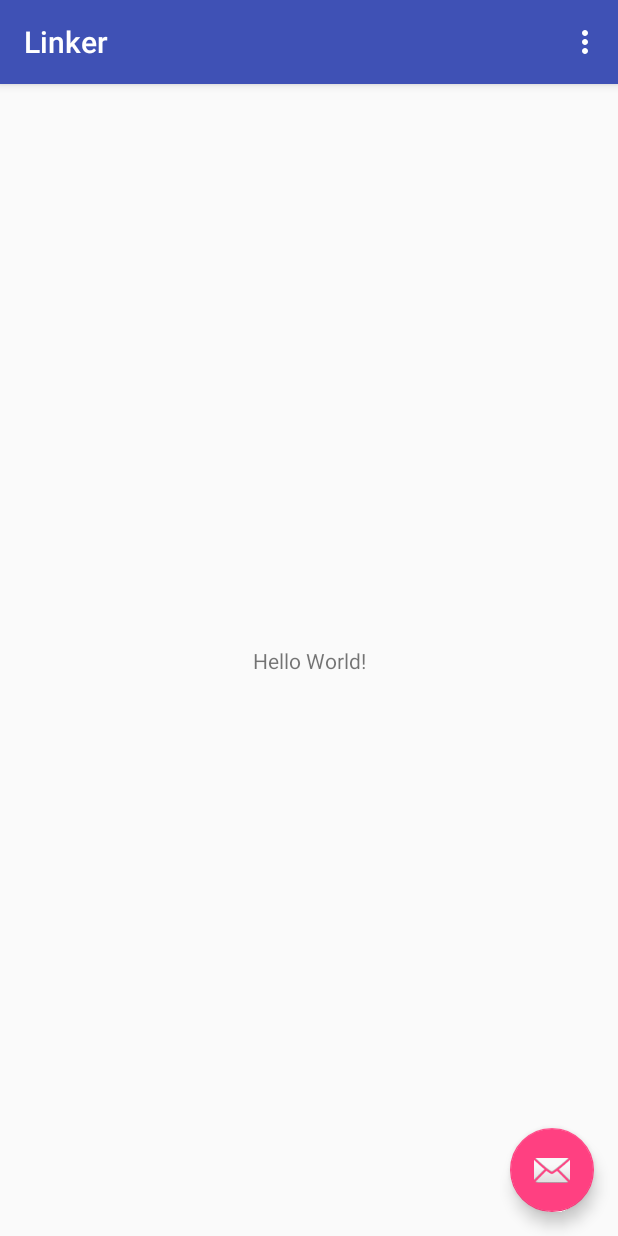
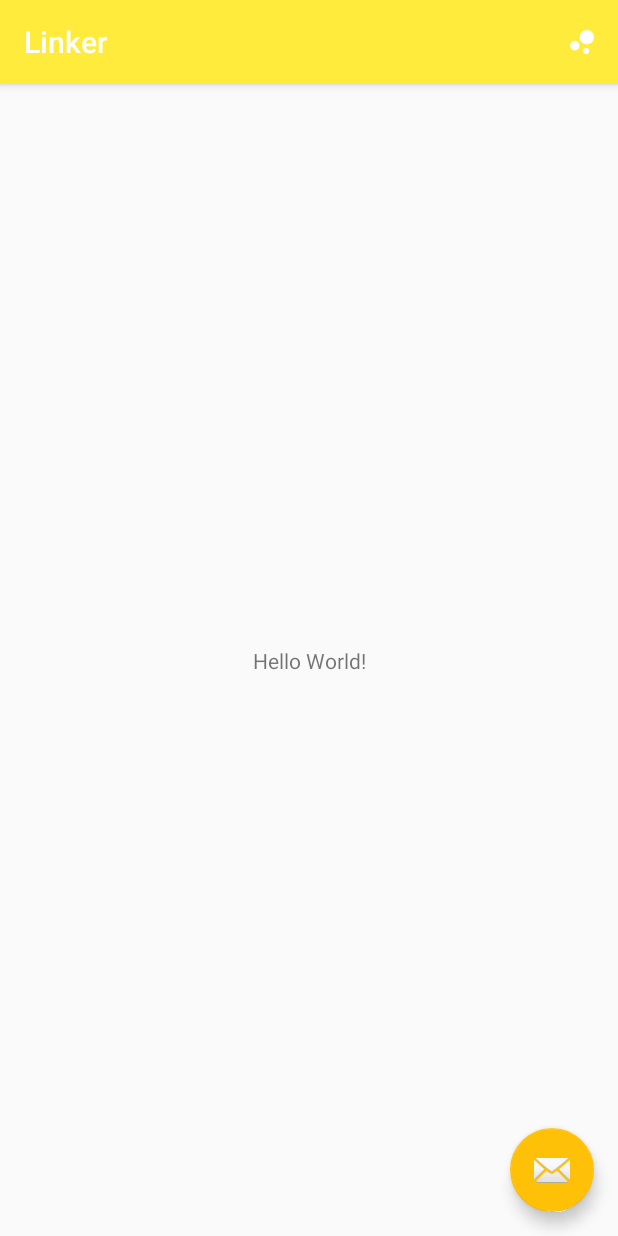
Before and after one commit to smutkiewicz/linker, an Android app: the screen it shows after launch (MainActivity), on a phone screen of 412 x 824 dp. Run offline under Robolectric (Android 15) with nearby library versions, the phone set to English and light mode, and no system bars.

Commit message:
1-Hover bubbles working, cleaned code

```diff
--- a/app/src/main/java/studios/aestheticapps/linker/MainActivity.kt
+++ b/app/src/main/java/studios/aestheticapps/linker/MainActivity.kt
@@ -1,11 +1,16 @@
 package studios.aestheticapps.linker
 
 import android.os.Bundle
-import android.support.design.widget.Snackbar
+import android.support.v4.content.ContextCompat
 import android.support.v7.app.AppCompatActivity
 import android.view.Menu
 import android.view.MenuItem
 import kotlinx.android.synthetic.main.activity_main.*
+import studios.aestheticapps.linker.extensions.checkForDrawOverlaysPermissions
+import studios.aestheticapps.linker.extensions.createDrawOverlayPermissionsIntent
+import studios.aestheticapps.linker.floatingmenu.BubbleMenuService
+import studios.aestheticapps.linker.floatingmenu.theme.BubbleTheme
+import studios.aestheticapps.linker.floatingmenu.theme.BubbleThemeManager
 
 class MainActivity : AppCompatActivity()
 {
@@ -15,28 +20,63 @@ class MainActivity : AppCompatActivity()
         setContentView(R.layout.activity_main)
         setSupportActionBar(toolbar)
 
-        fab.setOnClickListener { view ->
-            Snackbar.make(view, "Replace with your own action", Snackbar.LENGTH_LONG)
-                .setAction("Action", null).show()
-        }
+        createFab()
     }
 
     override fun onCreateOptionsMenu(menu: Menu): Boolean
     {
-        // Inflate the menu; this adds items to the action bar if it is present.
         menuInflater.inflate(R.menu.menu_main, menu)
         return true
     }
 
     override fun onOptionsItemSelected(item: MenuItem): Boolean
     {
-        // Handle action bar item clicks here. The action bar will
-        // automatically handle clicks on the Home/Up button, so long
-        // as you specify a parent activity in AndroidManifest.xml.
         return when (item.itemId)
         {
-            R.id.action_settings -> true
+            R.id.action_bubbles ->
+            {
+                openBubbles()
+                true
+            }
+
             else -> super.onOptionsItemSelected(item)
         }
     }
+
+    private fun createFab()
+    {
+        fab.setOnClickListener { _ ->
+            //TODO
+        }
+    }
+
+    private fun openBubbles()
+    {
+        if(checkForDrawOverlaysPermissions())
+        {
+            initThemeManager()
+            BubbleMenuService.showFloatingMenu(this@MainActivity)
+            finish()
+        }
+        else
+        {
+            createDrawOverlayPermissionsIntent()
+        }
+    }
+
+    private fun initThemeManager()
+    {
+        val defaultTheme = BubbleTheme(
+            ContextCompat.getColor(this, R.color.colorAccent),
+            ContextCompat.getColor(this, R.color.colorPrimary)
+        )
+
+        BubbleThemeManager.init(defaultTheme)
+    }
+
+    companion object
+    {
+        private const val TAG = "MainActivity"
+        const val MY_PERMISSIONS_REQUEST_DRAW_OVERLAY = 0
+    }
 }
--- /dev/null
+++ b/app/src/main/res/drawable/ic_add.xml
@@ -0,0 +1,5 @@
+<vector android:height="24dp" android:tint="#FFFFFF"
+    android:viewportHeight="24.0" android:viewportWidth="24.0"
+    android:width="24dp" xmlns:android="http://schemas.android.com/apk/res/android">
+    <path android:fillColor="#FF000000" android:pathData="M19,13h-6v6h-2v-6H5v-2h6V5h2v6h6v2z"/>
+</vector>
--- /dev/null
+++ b/app/src/main/res/drawable/ic_bubble.xml
@@ -0,0 +1,7 @@
+<vector android:height="24dp" android:tint="#FFFFFF"
+    android:viewportHeight="24.0" android:viewportWidth="24.0"
+    android:width="24dp" xmlns:android="http://schemas.android.com/apk/res/android">
+    <path android:fillColor="#FF000000" android:pathData="M7.2,14.4m-3.2,0a3.2,3.2 0,1 1,6.4 0a3.2,3.2 0,1 1,-6.4 0"/>
+    <path android:fillColor="#FF000000" android:pathData="M14.8,18m-2,0a2,2 0,1 1,4 0a2,2 0,1 1,-4 0"/>
+    <path android:fillColor="#FF000000" android:pathData="M15.2,8.8m-4.8,0a4.8,4.8 0,1 1,9.6 0a4.8,4.8 0,1 1,-9.6 0"/>
+</vector>
--- /dev/null
+++ b/app/src/main/res/drawable/ic_settings.xml
@@ -0,0 +1,5 @@
+<vector android:height="24dp" android:tint="#FFFFFF"
+    android:viewportHeight="24.0" android:viewportWidth="24.0"
+    android:width="24dp" xmlns:android="http://schemas.android.com/apk/res/android">
+    <path android:fillColor="#FF000000" android:pathData="M19.43,12.98c0.04,-0.32 0.07,-0.64 0.07,-0.98s-0.03,-0.66 -0.07,-0.98l2.11,-1.65c0.19,-0.15 0.24,-0.42 0.12,-0.64l-2,-3.46c-0.12,-0.22 -0.39,-0.3 -0.61,-0.22l-2.49,1c-0.52,-0.4 -1.08,-0.73 -1.69,-0.98l-0.38,-2.65C14.46,2.18 14.25,2 14,2h-4c-0.25,0 -0.46,0.18 -0.49,0.42l-0.38,2.65c-0.61,0.25 -1.17,0.59 -1.69,0.98l-2.49,-1c-0.23,-0.09 -0.49,0 -0.61,0.22l-2,3.46c-0.13,0.22 -0.07,0.49 0.12,0.64l2.11,1.65c-0.04,0.32 -0.07,0.65 -0.07,0.98s0.03,0.66 0.07,0.98l-2.11,1.65c-0.19,0.15 -0.24,0.42 -0.12,0.64l2,3.46c0.12,0.22 0.39,0.3 0.61,0.22l2.49,-1c0.52,0.4 1.08,0.73 1.69,0.98l0.38,2.65c0.03,0.24 0.24,0.42 0.49,0.42h4c0.25,0 0.46,-0.18 0.49,-0.42l0.38,-2.65c0.61,-0.25 1.17,-0.59 1.69,-0.98l2.49,1c0.23,0.09 0.49,0 0.61,-0.22l2,-3.46c0.12,-0.22 0.07,-0.49 -0.12,-0.64l-2.11,-1.65zM12,15.5c-1.93,0 -3.5,-1.57 -3.5,-3.5s1.57,-3.5 3.5,-3.5 3.5,1.57 3.5,3.5 -1.57,3.5 -3.5,3.5z"/>
+</vector>
--- a/app/src/main/res/menu/menu_main.xml
+++ b/app/src/main/res/menu/menu_main.xml
@@ -2,8 +2,17 @@
       xmlns:app="http://schemas.android.com/apk/res-auto"
       xmlns:tools="http://schemas.android.com/tools"
       tools:context="studios.aestheticapps.linker.MainActivity">
-    <item android:id="@+id/action_settings"
+
+    <item android:id="@+id/action_bubbles"
+          android:title="@string/action_bubbles"
+          android:orderInCategory="100"
+          android:icon="@drawable/ic_bubble"
+          app:showAsAction="always"/>
+
+    <!--<item android:id="@+id/action_settings"
           android:title="@string/action_settings"
-          android:orderInCategory="100"
-          app:showAsAction="never"/>
+          android:orderInCategory="200"
+          android:icon="@drawable/ic_settings"
+          app:showAsAction="ifRoom"/>-->
+
 </menu>
--- a/app/src/main/res/values/colors.xml
+++ b/app/src/main/res/values/colors.xml
@@ -1,6 +1,6 @@
 <?xml version="1.0" encoding="utf-8"?>
 <resources>
-    <color name="colorPrimary">#3F51B5</color>
-    <color name="colorPrimaryDark">#303F9F</color>
-    <color name="colorAccent">#FF4081</color>
+    <color name="colorPrimary">#FFEB3B</color>
+    <color name="colorPrimaryDark">#FBC02D</color>
+    <color name="colorAccent">#FFC107</color>
 </resources>
--- a/app/src/main/res/values/strings.xml
+++ b/app/src/main/res/values/strings.xml
@@ -1,4 +1,7 @@
 <resources>
     <string name="app_name">Linker</string>
+
+    <!-- AppBar actions -->
     <string name="action_settings">Settings</string>
+    <string name="action_bubbles">Linker Bubbles</string>
 </resources>
```
Also changed, not shown: app/src/main/java/studios/aestheticapps/linker/extensions/ActivityExt.kt (added, +33 -0 lines), app/src/main/java/studios/aestheticapps/linker/floatingmenu/BubbleMenu.kt (+7 -10 lines), app/src/main/java/studios/aestheticapps/linker/floatingmenu/BubbleMenuFactory.kt (+8 -1 lines), app/src/main/java/studios/aestheticapps/linker/floatingmenu/BubbleMenuService.kt (+3 -7 lines), app/src/main/java/studios/aestheticapps/linker/floatingmenu/content/AddEditBubbleContent.kt (+3 -15 lines), app/src/main/java/studios/aestheticapps/linker/floatingmenu/content/BrowseItemsBubbleContent.kt (+14 -14 lines), app/src/main/java/studios/aestheticapps/linker/floatingmenu/theme/BubbleThemeManager.kt (+11 -10 lines), app/src/main/java/studios/aestheticapps/linker/floatingmenu/ui/BubbleMotion.kt (+8 -4 lines), app/src/main/java/studios/aestheticapps/linker/floatingmenu/util/Bus.kt (deleted, +0 -11 lines), app/src/main/res/drawable/linker_logo.png (added).
